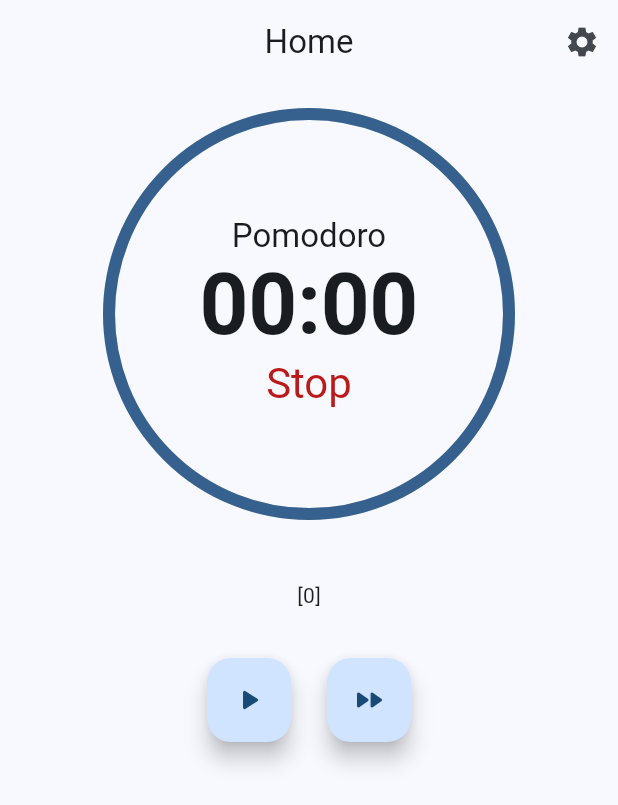
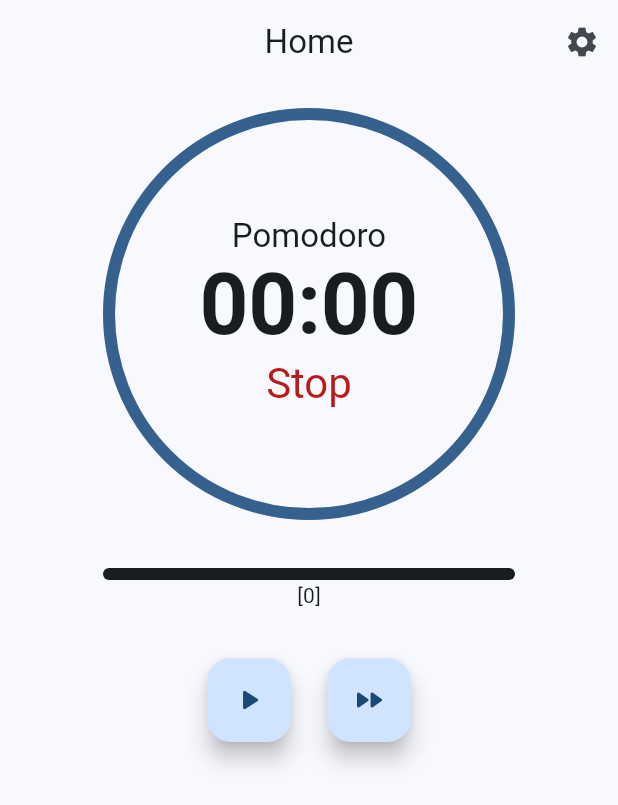
Before and after one commit to victorers1/pomodoro-app-flutter, a Flutter app: the screen it shows after launch, on a phone screen of 412 x 824 dp. Shown: the top 805 px of the screen. Run offline on Flutter 3.47's test engine with Material 3 defaults, Android fonts, the phone set to English and light mode, and no system bars; drawn by our look-alikes of dynamic_color; our stand-ins replace package_info_plus, shared_preferences; generated files the repository leaves out were written again.

Commit message:
adds multi color progress bar default color

```diff
--- a/lib/features/timer/multicolor_progress_bar_widget.dart
+++ b/lib/features/timer/multicolor_progress_bar_widget.dart
@@ -11,8 +11,10 @@ class MulticolorProgressBarWidget extends StatelessWidget {
 
   @override
   Widget build(BuildContext context) {
+    final defaultColor = Theme.of(context).colorScheme.onSurface;
     final timerColor = Theme.of(context).colorScheme.primary;
     final breakColor = Theme.of(context).colorScheme.inversePrimary;
+    final progressDidNotStart = progresses.length == 1 && progresses.first == 0;
 
     return Column(
       children: [
@@ -20,7 +22,9 @@ class MulticolorProgressBarWidget extends StatelessWidget {
           height: Sizes.size8,
           child: ClipRRect(
             borderRadius: BorderRadius.circular(Sizes.size8),
-            child: Row(
+            child: progressDidNotStart
+                ? Container(color: defaultColor)
+                : Row(
                     children: List.generate(
                       progresses.length,
                       (index) => Flexible(
```
Lines whose indentation alone changed are shown as unchanged.
